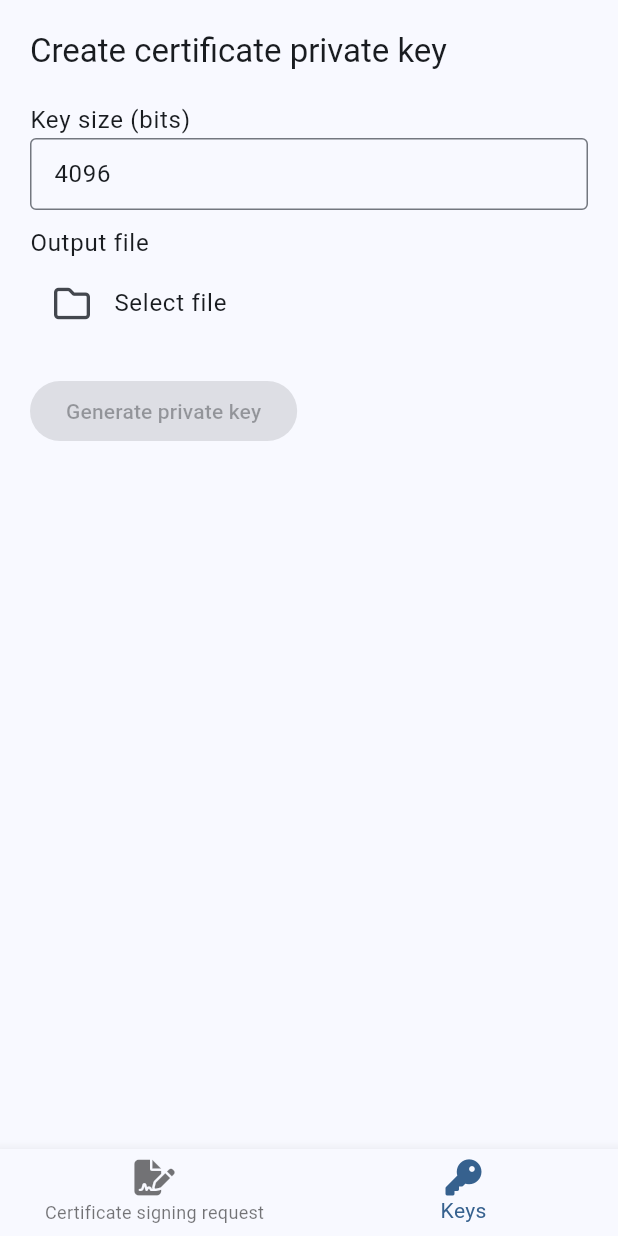
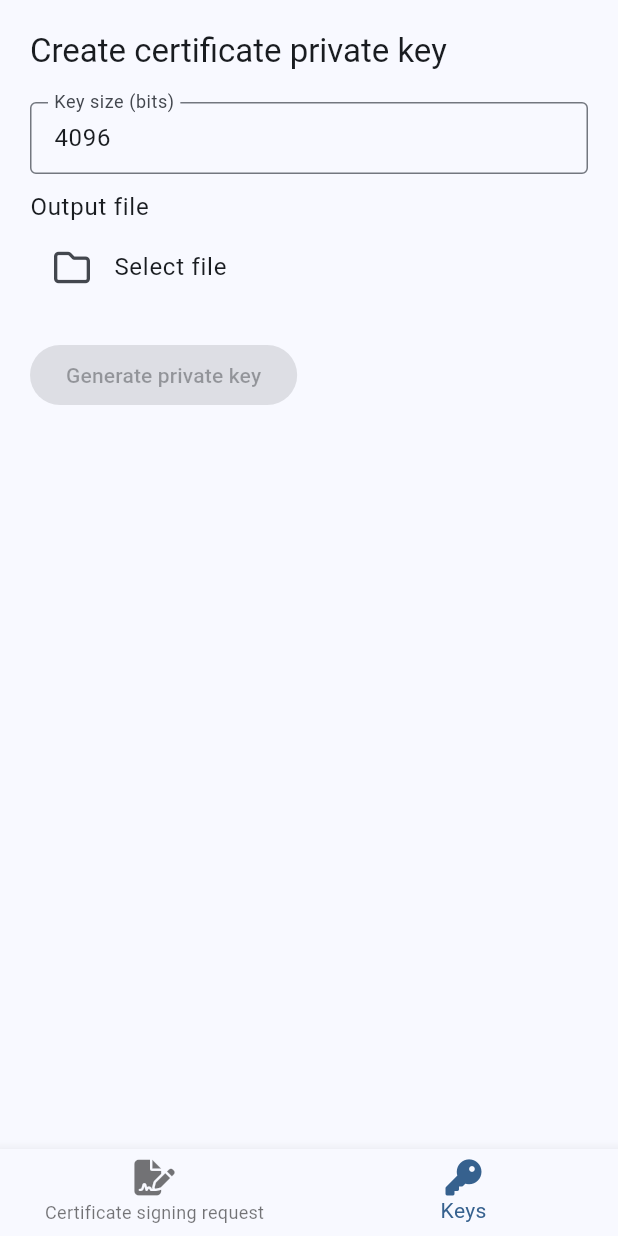
Before and after one commit to karlojacmenjak/dogtag-digital-certificate-management, a Flutter app: the screen it shows after launch, item 2 of the bottom bar chosen, on a phone screen of 412 x 824 dp. Run offline on Flutter 3.47's test engine with Material 3 defaults, Android fonts, the light colour scheme and no system bars; our stand-ins replace basic_utils, font_awesome_flutter; missing offline and left inert: file_selector.

Commit message:
Minor changes

```diff
--- a/csr_app/lib/pages/create_key_page.dart
+++ b/csr_app/lib/pages/create_key_page.dart
@@ -77,12 +77,12 @@ class _CreateKeyPageState extends State<CreateKeyPage> {
           Text('Create certificate private key', style: textTheme.titleLarge),
           const SizedBox(height: 20),
           //
-          Text('Key size (bits)', style: textTheme.bodyLarge),
           TextField(
             controller: tecKeySize,
             enabled: !isLoading,
             decoration: InputDecoration(
               isDense: true,
+              label: Text('Key size (bits)'),
               border: OutlineInputBorder(),
             ),
           ),
```
